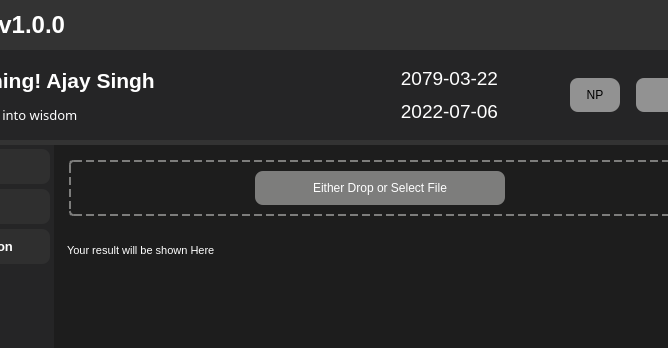
Above: assets/UI/Interface.ui from mentormaya/Maya-Utility-App before the change; both pictures show x 219 to 887 and y 0 to 348 of the 1100 by 700 pixel window. Below: the same form after it.
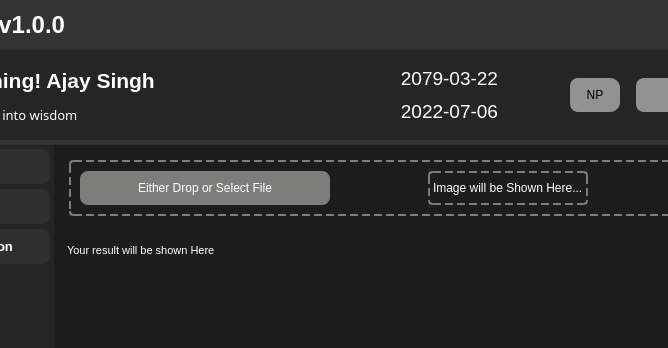
That is the form after the change. Icons and pictures are not drawn. Custom widgets are drawn as their Qt base class.

Commit message: image to text extraction functionality ui and functions implemented without ai stuffs

What changed in the file:
```diff
--- a/assets/UI/Interface.ui
+++ b/assets/UI/Interface.ui
@@ -1422,6 +1422,13 @@
                          </property>
                         </widget>
                        </item>
+                       <item alignment="Qt::AlignHCenter">
+                        <widget class="QLabel" name="Image_Label">
+                         <property name="text">
+                          <string>Image will be Shown Here...</string>
+                         </property>
+                        </widget>
+                       </item>
                       </layout>
                      </widget>
                     </item>
```
The commit also changes 6 other files.
